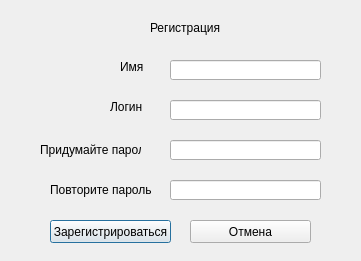
vladislavvasyukov/Memorigo, file registration/registration.ui: the form before one commit.
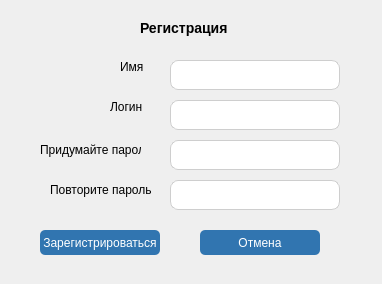
The form after the commit.

```diff
--- a/registration/registration.ui
+++ b/registration/registration.ui
@@ -6,8 +6,8 @@
    <rect>
     <x>0</x>
     <y>0</y>
-    <width>361</width>
-    <height>261</height>
+    <width>382</width>
+    <height>284</height>
    </rect>
   </property>
   <property name="windowTitle">
@@ -16,25 +16,33 @@
   <widget class="QLabel" name="registrationLabel">
    <property name="geometry">
     <rect>
-     <x>150</x>
+     <x>140</x>
      <y>20</y>
-     <width>71</width>
+     <width>91</width>
      <height>16</height>
     </rect>
    </property>
    <property name="text">
-    <string>Регистрация</string>
+    <string>&lt;h3&gt;Регистрация&lt;/h3&gt;</string>
    </property>
   </widget>
   <widget class="QPushButton" name="registrationButton">
    <property name="geometry">
     <rect>
-     <x>50</x>
-     <y>220</y>
-     <width>121</width>
-     <height>23</height>
+     <x>40</x>
+     <y>230</y>
+     <width>120</width>
+     <height>25</height>
     </rect>
    </property>
+   <property name="styleSheet">
+    <string notr="true">color: #fff;
+text-decoration: none; 
+user-select: none;
+background-color: #3175b0;
+fon-size: 14px;
+border-radius: 5px;</string>
+   </property>
    <property name="text">
     <string>Зарегистрироваться</string>
    </property>
@@ -42,12 +50,20 @@
   <widget class="QPushButton" name="cancelButton">
    <property name="geometry">
     <rect>
-     <x>190</x>
-     <y>220</y>
-     <width>121</width>
-     <height>23</height>
+     <x>200</x>
+     <y>230</y>
+     <width>120</width>
+     <height>25</height>
     </rect>
    </property>
+   <property name="styleSheet">
+    <string notr="true">color: #fff;
+text-decoration: none; 
+user-select: none;
+background-color: #3175b0;
+fon-size: 14px;
+border-radius: 5px;</string>
+   </property>
    <property name="text">
     <string>Отмена</string>
    </property>
@@ -57,40 +73,68 @@
     <rect>
      <x>170</x>
      <y>60</y>
-     <width>151</width>
-     <height>20</height>
+     <width>170</width>
+     <height>30</height>
     </rect>
    </property>
+   <property name="styleSheet">
+    <string notr="true">font-size: 14px;
+padding: 6px 0 4px 10px;
+border: 1px solid #cecece;
+background: #fff;
+border-radius: 8px;</string>
+   </property>
   </widget>
   <widget class="QLineEdit" name="login">
    <property name="geometry">
     <rect>
      <x>170</x>
      <y>100</y>
-     <width>151</width>
-     <height>20</height>
+     <width>170</width>
+     <height>30</height>
     </rect>
    </property>
+   <property name="styleSheet">
+    <string notr="true">font-size: 14px;
+padding: 6px 0 4px 10px;
+border: 1px solid #cecece;
+background: #fff;
+border-radius: 8px;</string>
+   </property>
   </widget>
   <widget class="QLineEdit" name="password">
    <property name="geometry">
     <rect>
      <x>170</x>
      <y>140</y>
-     <width>151</width>
-     <height>20</height>
+     <width>170</width>
+     <height>30</height>
     </rect>
    </property>
+   <property name="styleSheet">
+    <string notr="true">font-size: 14px;
+padding: 6px 0 4px 10px;
+border: 1px solid #cecece;
+background: #fff;
+border-radius: 8px;</string>
+   </property>
   </widget>
   <widget class="QLineEdit" name="repeatPassword">
    <property name="geometry">
     <rect>
      <x>170</x>
      <y>180</y>
-     <width>151</width>
-     <height>20</height>
+     <width>170</width>
+     <height>30</height>
     </rect>
    </property>
+   <property name="styleSheet">
+    <string notr="true">font-size: 14px;
+padding: 6px 0 4px 10px;
+border: 1px solid #cecece;
+background: #fff;
+border-radius: 8px;</string>
+   </property>
   </widget>
   <widget class="QLabel" name="nameLabel">
    <property name="geometry">
```
